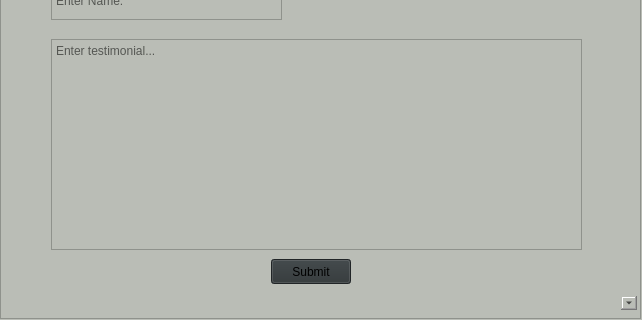
Before: the Qt Designer form MainWindow/testimonials.ui in etyler0/ClassProject, drawn with Qt 5; both pictures show x 0 to 642 and y 142 to 462 of the 642 by 462 pixel window.
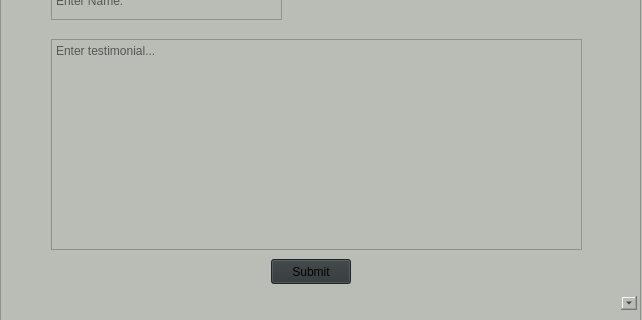
After: the same form once the commit is applied.

```diff
--- a/MainWindow/testimonials.ui
+++ b/MainWindow/testimonials.ui
@@ -25,7 +25,7 @@
      <x>0</x>
      <y>0</y>
      <width>641</width>
-     <height>461</height>
+     <height>471</height>
     </rect>
    </property>
    <property name="widgetResizable">
@@ -37,7 +37,7 @@
       <x>0</x>
       <y>0</y>
       <width>639</width>
-      <height>459</height>
+      <height>469</height>
      </rect>
     </property>
     <widget class="QScrollBar" name="verticalScrollBar">
```
